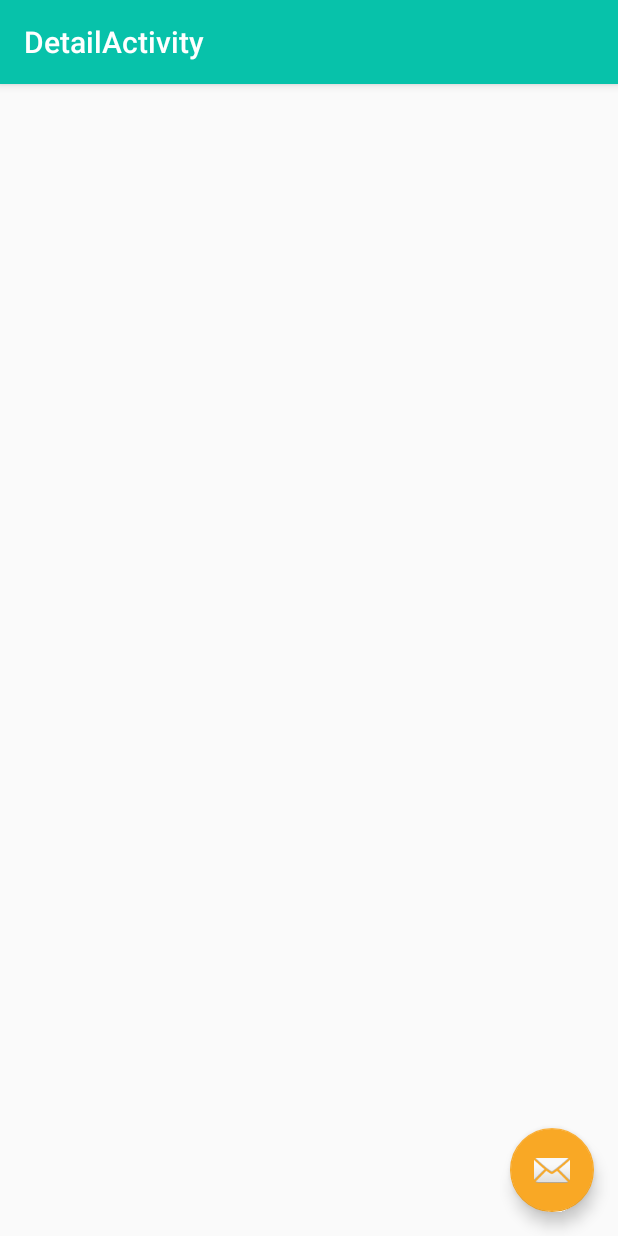
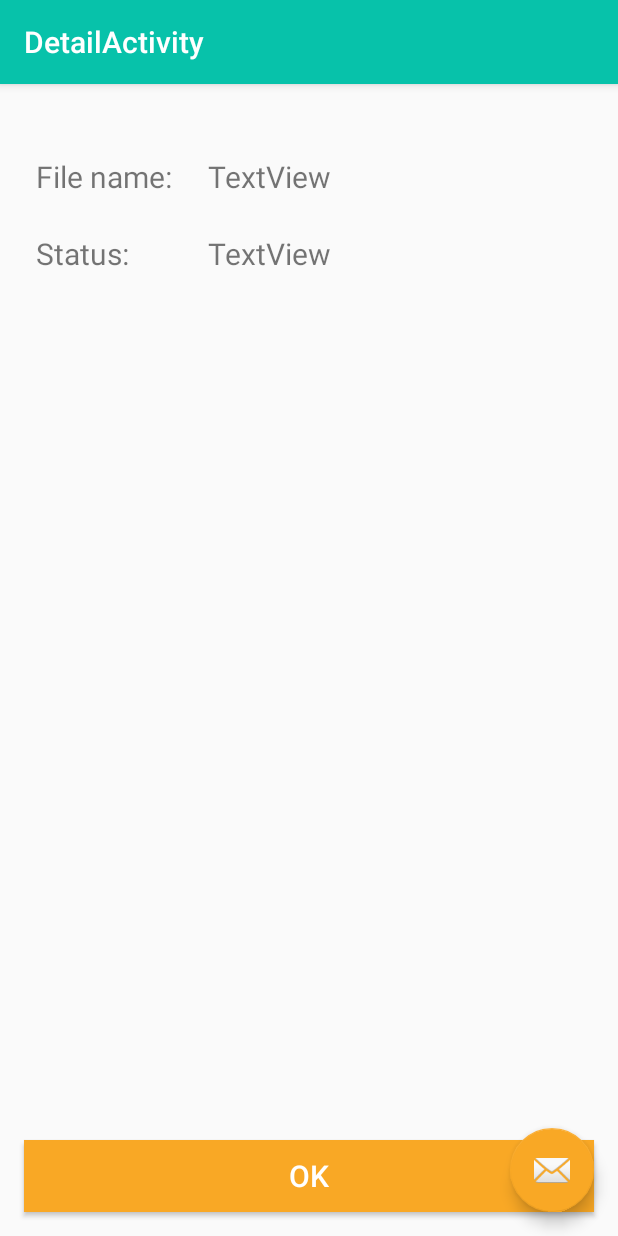
Before and after one commit to FabianGC0610/LoadApp, an Android app: the DetailActivity screen opened directly, with no data from a screen before it, on a phone screen of 412 x 824 dp. Run offline under Robolectric (Android 15) with nearby library versions, the phone set to English and light mode, and no system bars.

Commit message:
notification are set

```diff
--- a/app/build.gradle
+++ b/app/build.gradle
@@ -2,6 +2,7 @@ plugins {
     id 'com.android.application'
     id 'org.jetbrains.kotlin.android'
     id 'kotlin-android'
+    id("kotlin-parcelize")
 }
 
 android {
--- a/app/src/main/AndroidManifest.xml
+++ b/app/src/main/AndroidManifest.xml
@@ -3,6 +3,8 @@
     package="com.udacity">
 
     <uses-permission android:name="android.permission.INTERNET" />
+
+    <uses-permission android:name="android.permission.POST_NOTIFICATIONS" />
 
     <application
         android:allowBackup="true"
@@ -13,7 +15,7 @@
         android:theme="@style/AppTheme">
 
         <activity
-            android:name=".MainActivity"
+            android:name=".main.MainActivity"
             android:exported="true"
             android:label="@string/app_name"
             android:theme="@style/AppTheme.NoActionBar">
@@ -24,7 +26,7 @@
         </activity>
 
         <activity
-            android:name=".DetailActivity"
+            android:name=".detail.DetailActivity"
             android:label="@string/title_activity_detail"
             android:theme="@style/AppTheme.NoActionBar" />
     </application>
--- a/app/src/main/java/com/udacity/DetailActivity.kt
+++ /dev/null
@@ -1,17 +0,0 @@
-package com.udacity
-
-import android.os.Bundle
-import androidx.appcompat.app.AppCompatActivity
-import com.udacity.databinding.ActivityDetailBinding
-
-class DetailActivity : AppCompatActivity() {
-
-    private lateinit var binding: ActivityDetailBinding
-
-    override fun onCreate(savedInstanceState: Bundle?) {
-        super.onCreate(savedInstanceState)
-        binding = ActivityDetailBinding.inflate(layoutInflater)
-        setContentView(binding.root)
-        setSupportActionBar(binding.toolbar)
-    }
-}
--- a/app/src/main/java/com/udacity/ButtonState.kt
+++ b/app/src/main/java/com/udacity/customview/ButtonState.kt
@@ -1,4 +1,4 @@
-package com.udacity
+package com.udacity.customview
 
 sealed class ButtonState {
     object Clicked : ButtonState()
--- a/app/src/main/java/com/udacity/LoadingButton.kt
+++ b/app/src/main/java/com/udacity/customview/LoadingButton.kt
@@ -1,4 +1,4 @@
-package com.udacity
+package com.udacity.customview
 
 import android.animation.Animator
 import android.animation.AnimatorListenerAdapter
@@ -11,6 +11,7 @@ import android.graphics.RectF
 import android.util.AttributeSet
 import android.view.View
 import androidx.core.content.withStyledAttributes
+import com.udacity.R
 import kotlin.properties.Delegates
 
 class LoadingButton @JvmOverloads constructor(
--- /dev/null
+++ b/app/src/main/java/com/udacity/detail/DetailActivity.kt
@@ -0,0 +1,40 @@
+package com.udacity.detail
+
+import android.content.Intent
+import android.os.Build
+import android.os.Bundle
+import androidx.annotation.RequiresApi
+import androidx.appcompat.app.AppCompatActivity
+import com.udacity.databinding.ActivityDetailBinding
+import com.udacity.main.MainActivity
+import com.udacity.model.TransferData
+import com.udacity.utils.DATA_KEY
+
+class DetailActivity : AppCompatActivity() {
+
+    private lateinit var binding: ActivityDetailBinding
+
+    @RequiresApi(Build.VERSION_CODES.TIRAMISU)
+    override fun onCreate(savedInstanceState: Bundle?) {
+        super.onCreate(savedInstanceState)
+        binding = ActivityDetailBinding.inflate(layoutInflater)
+        setContentView(binding.root)
+        setSupportActionBar(binding.toolbar)
+
+        val intent = intent
+
+        if (intent != null && intent.hasExtra(DATA_KEY)) {
+            val data: TransferData? = intent.getParcelableExtra(DATA_KEY)
+
+            if (data != null) {
+                binding.contentDetail.fileNameValue.text = data.fileName
+                binding.contentDetail.statusValue.text = data.downloadStatus
+            }
+        }
+
+        binding.contentDetail.dismissButton.setOnClickListener {
+            val intent = Intent(this, MainActivity::class.java)
+            startActivity(intent)
+        }
+    }
+}
--- a/app/src/main/res/layout/activity_detail.xml
+++ b/app/src/main/res/layout/activity_detail.xml
@@ -4,7 +4,7 @@
     xmlns:tools="http://schemas.android.com/tools"
     android:layout_width="match_parent"
     android:layout_height="match_parent"
-    tools:context=".DetailActivity">
+    tools:context=".detail.DetailActivity">
 
     <com.google.android.material.appbar.AppBarLayout
         android:layout_width="match_parent"
@@ -20,7 +20,9 @@
 
     </com.google.android.material.appbar.AppBarLayout>
 
-    <include layout="@layout/content_detail" />
+    <include
+        android:id="@+id/content_detail"
+        layout="@layout/content_detail" />
 
     <com.google.android.material.floatingactionbutton.FloatingActionButton
         android:id="@+id/fab"
--- a/app/src/main/res/layout/activity_main.xml
+++ b/app/src/main/res/layout/activity_main.xml
@@ -4,7 +4,7 @@
     xmlns:tools="http://schemas.android.com/tools"
     android:layout_width="match_parent"
     android:layout_height="match_parent"
-    tools:context=".MainActivity">
+    tools:context=".main.MainActivity">
 
     <com.google.android.material.appbar.AppBarLayout
         android:layout_width="match_parent"
--- a/app/src/main/res/layout/content_detail.xml
+++ b/app/src/main/res/layout/content_detail.xml
@@ -5,7 +5,66 @@
     android:layout_width="match_parent"
     android:layout_height="match_parent"
     app:layout_behavior="@string/appbar_scrolling_view_behavior"
-    tools:context=".DetailActivity"
+    tools:context=".detail.DetailActivity"
     tools:showIn="@layout/activity_detail">
 
+
+    <TextView
+        android:id="@+id/file_name_title"
+        android:layout_width="wrap_content"
+        android:layout_height="wrap_content"
+        android:layout_marginStart="24dp"
+        android:layout_marginTop="48dp"
+        android:text="@string/details_file_name_title"
+        android:textSize="@dimen/default_text_size"
+        app:layout_constraintStart_toStartOf="parent"
+        app:layout_constraintTop_toTopOf="parent" />
+
+    <TextView
+        android:id="@+id/status_title"
+        android:layout_width="wrap_content"
+        android:layout_height="wrap_content"
+        android:layout_marginTop="24dp"
+        android:text="@string/details_status_download_title"
+        android:textSize="@dimen/default_text_size"
+        app:layout_constraintStart_toStartOf="@+id/file_name_title"
+        app:layout_constraintTop_toBottomOf="@+id/file_name_value" />
+
+    <TextView
+        android:id="@+id/file_name_value"
+        android:layout_width="0dp"
+        android:layout_height="wrap_content"
+        android:layout_marginStart="24dp"
+        android:layout_marginEnd="24dp"
+        android:text="TextView"
+        android:textSize="@dimen/default_text_size"
+        app:layout_constraintEnd_toEndOf="parent"
+        app:layout_constraintStart_toEndOf="@+id/file_name_title"
+        app:layout_constraintTop_toTopOf="@+id/file_name_title" />
+
+    <TextView
+        android:id="@+id/status_value"
+        android:layout_width="0dp"
+        android:layout_height="wrap_content"
+        android:layout_marginEnd="24dp"
+        android:text="TextView"
+        android:textSize="@dimen/default_text_size"
+        app:layout_constraintEnd_toEndOf="parent"
+        app:layout_constraintStart_toStartOf="@+id/file_name_value"
+        app:layout_constraintTop_toTopOf="@+id/status_title" />
+
+    <Button
+        android:id="@+id/dismiss_button"
+        android:layout_width="0dp"
+        android:layout_height="wrap_content"
+        android:layout_marginStart="16dp"
+        android:layout_marginEnd="16dp"
+        android:layout_marginBottom="16dp"
+        android:background="@color/colorAccent"
+        android:text="@string/details_button_title"
+        android:textColor="@color/white"
+        android:textSize="@dimen/default_text_size"
+        app:layout_constraintBottom_toBottomOf="parent"
+        app:layout_constraintEnd_toEndOf="parent"
+        app:layout_constraintStart_toStartOf="parent" />
 </androidx.constraintlayout.widget.ConstraintLayout>
--- a/app/src/main/res/menu/menu_main.xml
+++ b/app/src/main/res/menu/menu_main.xml
@@ -1,7 +1,7 @@
 <menu xmlns:android="http://schemas.android.com/apk/res/android"
     xmlns:app="http://schemas.android.com/apk/res-auto"
     xmlns:tools="http://schemas.android.com/tools"
-    tools:context="com.udacity.MainActivity">
+    tools:context="com.udacity.main.MainActivity">
     <item
         android:id="@+id/action_settings"
         android:orderInCategory="100"
```
Also changed, not shown: app/src/main/java/com/udacity/MainActivity.kt (deleted, +0 -113 lines), app/src/main/java/com/udacity/main/MainActivity.kt (added, +196 -0 lines), app/src/main/java/com/udacity/main/MainActivityViewModel.kt (added, +144 -0 lines), app/src/main/java/com/udacity/main/MainActivityViewModelFactory.kt (added, +14 -0 lines), app/src/main/java/com/udacity/model/TransferData.kt (added, +10 -0 lines), app/src/main/java/com/udacity/utils/NotificationUtils.kt (added, +48 -0 lines), app/src/main/res/layout/content_main.xml (+28 -9 lines), app/src/main/res/values/strings.xml (+16 -4 lines).
